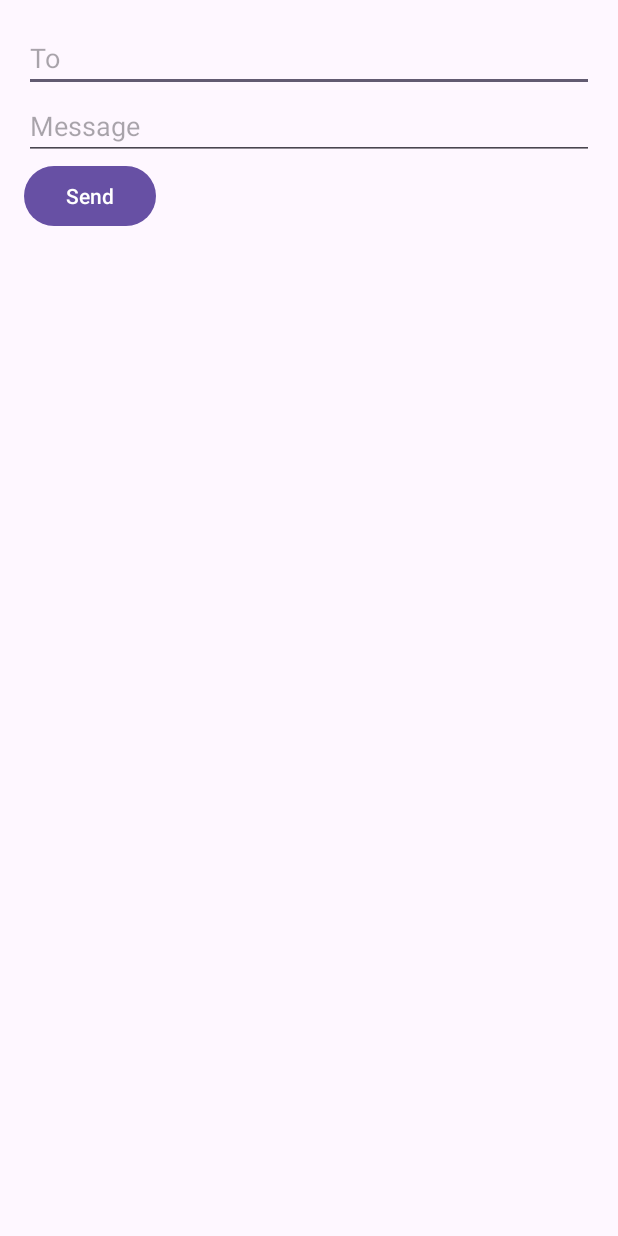
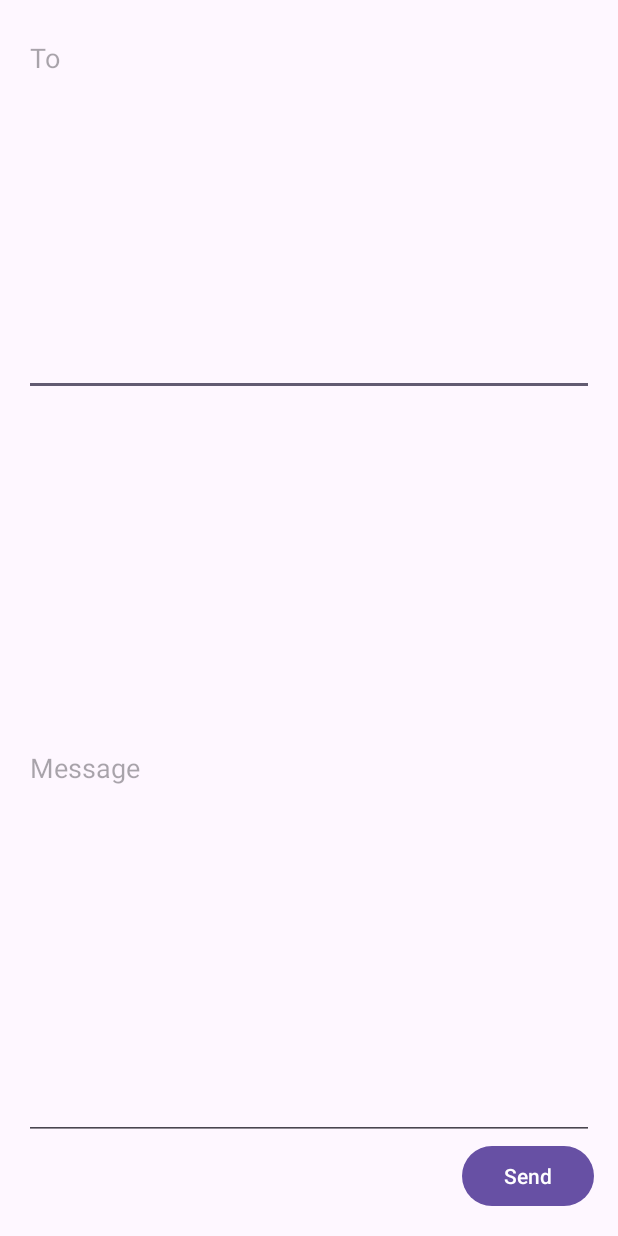
Before and after one commit to NukeRed/LinearLayoutExample, an Android app: the screen it shows after launch (MainActivity), on a phone screen of 412 x 824 dp. Run offline under Robolectric (Android 15) with nearby library versions, the phone set to English and light mode, and no system bars.

Commit message:
add gravity for button and EditText

```diff
--- a/app/src/main/res/layout/activity_main.xml
+++ b/app/src/main/res/layout/activity_main.xml
@@ -11,18 +11,22 @@
 
 <EditText
     android:layout_width="match_parent"
-    android:layout_height="wrap_content"
+    android:layout_height="0dp"
+    android:layout_weight="1"
+    android:gravity="top"
     android:hint = "To"
     android:inputType="text"/>
     <EditText
         android:layout_width="match_parent"
-        android:layout_height="wrap_content"
+        android:layout_height="0dp"
         android:hint="Message"
+        android:layout_weight="2"
         android:inputType="textMultiLine"/>
 
     <Button
         android:layout_width="wrap_content"
         android:layout_height="wrap_content"
+        android:layout_gravity="end"
         android:text="Send"/>
 
 </LinearLayout>
```
